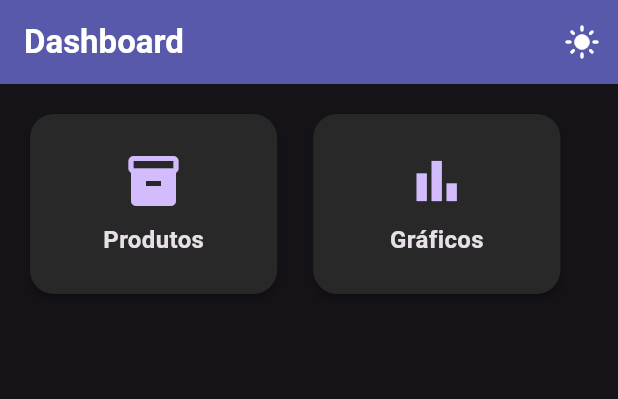
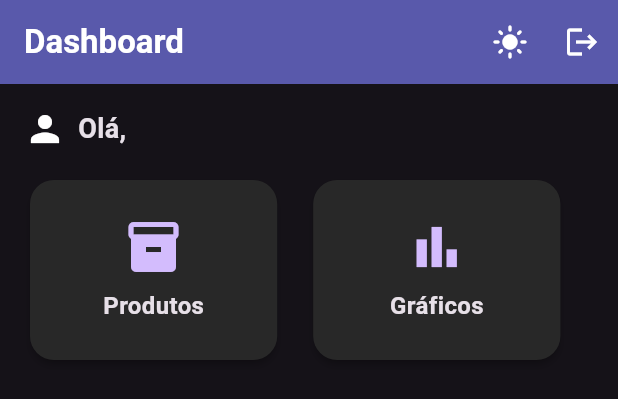
Before and after one commit to luismorandim/controleestoque, a Flutter app: the HomeScreen widget shown alone on an empty page, opened directly, after a tap on the "dark mode" icon, on a phone screen of 412 x 824 dp. Shown: the top 399 px of the screen. Run offline on Flutter 3.47's test engine with Material 3 defaults, Android fonts, the light colour scheme and no system bars; our stand-ins replace syncfusion_flutter_charts; missing offline and left inert: country_icons, qr_code_scanner_plus.

Commit message:
10/12/24 - SISTEMA DE LOGIN CRIADO - USUARIOS ADMIN E COMUM CRIADOS -  AJUSTADO SISTEMA DE LOGOUT

```diff
--- a/lib/main.dart
+++ b/lib/main.dart
@@ -1,6 +1,8 @@
 import 'package:controleestoque/model/Product.dart';
+import 'package:controleestoque/model/login_manager.dart';
 import 'package:controleestoque/padrao/theme.dart';
 import 'package:controleestoque/telas/home/home_screen.dart';
+import 'package:controleestoque/telas/login/login_screen.dart';
 import 'package:flutter/material.dart';
 import 'package:provider/provider.dart';
 
@@ -10,6 +12,7 @@ void main() {
       providers: [
         ChangeNotifierProvider(create: (_) => Product()),
         ChangeNotifierProvider(create: (_) => ThemeManager()),
+        ChangeNotifierProvider(create: (_) => LoginManager()),
 
       ],
       child: const MyApp(),
@@ -43,7 +46,7 @@ class MyApp extends StatelessWidget {
         useMaterial3: true,
       ),
       themeMode: themeManager.currentTheme,
-      home: const HomeScreen(),
+      home:  LoginScreen(),
     );
   }
 }
--- /dev/null
+++ b/lib/model/login_manager.dart
@@ -0,0 +1,41 @@
+import 'package:flutter/material.dart';
+
+class LoginManager with ChangeNotifier {
+  final List<Map<String, dynamic>> _users = [
+    {
+      'username': 'admin',
+      'password': '123456',
+      'admin': true,
+      'name': 'Lulis',
+    },
+    {
+      'username': 'user',
+      'password': '123456',
+      'admin': false,
+      'name': 'Usuário Teste',
+    },
+  ];
+
+  Map<String, dynamic>? _loggedInUser;
+
+  Map<String, dynamic>? get loggedInUser => _loggedInUser;
+
+  bool login(String username, String password) {
+    final user = _users.firstWhere(
+          (user) => user['username'] == username && user['password'] == password,
+      orElse: () => {},
+    );
+
+    if (user.isNotEmpty) {
+      _loggedInUser = user;
+      notifyListeners();
+      return true;
+    }
+    return false;
+  }
+
+  void logout() {
+    _loggedInUser = null;
+    notifyListeners();
+  }
+}
--- a/lib/padrao/cores.dart
+++ b/lib/padrao/cores.dart
@@ -11,19 +11,16 @@ class Cores {
   static Color alertStatus = const Color.fromARGB(255, 244, 67, 54);
   static Color borderPadrao = const Color.fromARGB(255, 0, 0, 0);
 
-
   static const Color buttonActive = Color(0xFF6200EE);
   static const Color buttonInactive = Color(0xFFBDBDBD);
   static const Color textButtonActive = Colors.white;
   static const Color textButtonInactive = Colors.black54;
 
-  // Cor padrão para cards (preto acinzentado)
   static Color cardBackgroundColor(BuildContext context) {
     return Theme.of(context).brightness == Brightness.dark
-    ? const Color.fromARGB(255, 40, 40, 40)
-    : const Color.fromARGB(255, 245, 245, 245);
+        ? const Color.fromARGB(255, 40, 40, 40)
+        : const Color.fromARGB(255, 245, 245, 245);
   }
-
 
   // Cores específicas dos gráficos
   static Color chartLineColor = const Color.fromARGB(255, 89, 89, 171);
@@ -33,19 +30,20 @@ class Cores {
   static Color chartPieRed = const Color.fromARGB(255, 244, 67, 54);
   static Color tooltipBackground = const Color.fromARGB(255, 50, 50, 50);
 
+  // Campos de login
+  static Color loginFieldBackground = const Color.fromARGB(255, 240, 240, 240);
+  static Color loginFieldBorder = const Color.fromARGB(255, 200, 200, 200);
 
-
+  // Texto
   static Color textColor(BuildContext context) {
     return Theme.of(context).brightness == Brightness.dark
-        ? const Color.fromARGB(255, 245, 245, 245) // Texto claro
-        : const Color.fromARGB(255, 40, 40, 40); // Texto escuro
+        ? const Color.fromARGB(255, 245, 245, 245)
+        : const Color.fromARGB(255, 40, 40, 40);
   }
 
   static Color textSubtitleColor(BuildContext context) {
     return Theme.of(context).brightness == Brightness.dark
-        ? const Color.fromARGB(255, 200, 200, 200) // Subtítulo claro
-        : const Color.fromARGB(255, 80, 80, 80); // Subtítulo escuro
+        ? const Color.fromARGB(255, 200, 200, 200)
+        : const Color.fromARGB(255, 80, 80, 80);
   }
-
-
 }
--- a/lib/padrao/tela_padrao.dart
+++ b/lib/padrao/tela_padrao.dart
@@ -1,6 +1,8 @@
+import 'package:controleestoque/model/login_manager.dart';
 import 'package:controleestoque/padrao/theme.dart';
 import 'package:flutter/material.dart';
 import 'package:provider/provider.dart';
+import '../telas/login/login_screen.dart';
 import 'cores.dart';
 
 class TelaPadrao extends StatelessWidget {
@@ -23,8 +25,8 @@ class TelaPadrao extends StatelessWidget {
 
   @override
   Widget build(BuildContext context) {
-    final themeManager = Provider.of<ThemeManager>(context);
-
+    return Consumer2<ThemeManager, LoginManager>(
+      builder: (__, themeManager, loginManager, _) {
         return Scaffold(
           appBar: AppBar(
             leading: hasLeadingButton
@@ -58,6 +60,19 @@ class TelaPadrao extends StatelessWidget {
                   themeManager.toggleTheme();
                 },
               ),
+              IconButton(
+                icon: Icon(Icons.logout, color: Cores.appBarFont),
+                onPressed: () {
+                  loginManager.logout();
+
+                  Navigator.of(context).pushAndRemoveUntil(
+                    MaterialPageRoute(
+                      builder: (context) => const LoginScreen(),
+                    ),
+                    (Route<dynamic> route) => false,
+                  );
+                },
+              ),
             ],
           ),
           backgroundColor: Theme.of(context).scaffoldBackgroundColor,
@@ -73,5 +88,7 @@ class TelaPadrao extends StatelessWidget {
                 )
               : null,
         );
+      },
+    );
   }
 }
--- a/lib/telas/home/home_screen.dart
+++ b/lib/telas/home/home_screen.dart
@@ -1,3 +1,4 @@
+import 'package:controleestoque/model/login_manager.dart';
 import 'package:controleestoque/padrao/cores.dart';
 import 'package:controleestoque/padrao/tela_padrao.dart';
 import 'package:flutter/material.dart';
@@ -12,14 +13,33 @@ class HomeScreen extends StatelessWidget {
   @override
   Widget build(BuildContext context) {
 
-    return Consumer<Product>(
-      builder: (__, product, _) {
+    return Consumer2<Product, LoginManager>(
+      builder: (__, product, loginManager, _) {
+        final user = loginManager.loggedInUser;
+
         return TelaPadrao(
           hasLeadingButton: false,
           titulo: 'Dashboard',
           body: Padding(
             padding: const EdgeInsets.all(16.0),
-            child: Wrap(
+            child: Column(
+              crossAxisAlignment: CrossAxisAlignment.start,
+              children: [
+                Row(
+                  children: [
+                    const Icon(Icons.person, size: 28),
+                    const SizedBox(width: 8),
+                    Text(
+                      'Olá, ${user?['name'] ?? ''}',
+                      style: const TextStyle(
+                        fontSize: 18,
+                        fontWeight: FontWeight.bold,
+                      ),
+                    ),
+                  ],
+                ),
+                const SizedBox(height: 16),
+                Wrap(
                   spacing: 16.0,
                   runSpacing: 16.0,
                   alignment: WrapAlignment.center,
@@ -47,6 +67,8 @@ class HomeScreen extends StatelessWidget {
                           ),
                         );
                       },
+                    ),
+                  ],
                 ),
               ],
             ),
--- /dev/null
+++ b/lib/telas/login/login_screen.dart
@@ -0,0 +1,166 @@
+import 'package:controleestoque/model/login_manager.dart';
+import 'package:controleestoque/padrao/theme.dart';
+import 'package:controleestoque/telas/home/home_screen.dart';
+import 'package:flutter/material.dart';
+import 'package:provider/provider.dart';
+import 'package:country_icons/country_icons.dart';
+import '../../padrao/cores.dart';
+
+class LoginScreen extends StatefulWidget {
+  const LoginScreen({super.key});
+
+  @override
+  State<LoginScreen> createState() => _LoginScreenState();
+}
+
+class _LoginScreenState extends State<LoginScreen> {
+  final TextEditingController _usernameController = TextEditingController();
+  final TextEditingController _passwordController = TextEditingController();
+  String _selectedLanguage = 'pt';
+  bool _isPasswordVisible = false;
+
+  @override
+  Widget build(BuildContext context) {
+    return Consumer2<ThemeManager, LoginManager>(
+      builder: (__, themeManager, loginManager, _) {
+        return Scaffold(
+          appBar: AppBar(
+            title: const Text('Login'),
+            actions: [
+              IconButton(
+                icon: Icon(
+                  themeManager.currentTheme == ThemeMode.dark
+                      ? Icons.light_mode
+                      : Icons.dark_mode,
+                  color: Theme.of(context).brightness == Brightness.dark
+                      ? Cores.appBarFont
+                      : Cores.textColor(context),
+                ),
+                onPressed: () {
+                  themeManager.toggleTheme();
+                },
+              ),
+            ],
+          ),
+          body: Padding(
+            padding: const EdgeInsets.all(16.0),
+            child: Column(
+              mainAxisAlignment: MainAxisAlignment.center,
+              children: [
+                TextField(
+                  controller: _usernameController,
+                  style: TextStyle(color: Cores.textColor(context)),
+                  decoration: InputDecoration(
+                    labelText: 'Usuário',
+                    labelStyle: TextStyle(color: Cores.textSubtitleColor(context)),
+                    border: OutlineInputBorder(
+                      borderSide: BorderSide(color: Cores.loginFieldBorder),
+                    ),
+                    filled: true,
+                    fillColor: Theme.of(context).brightness == Brightness.dark
+                        ? const Color(0xFF424242)
+                        : Cores.loginFieldBackground,
+                  ),
+                ),
+                const SizedBox(height: 16),
+                TextField(
+                  controller: _passwordController,
+                  obscureText: !_isPasswordVisible,
+                  style: TextStyle(color: Cores.textColor(context)),
+                  decoration: InputDecoration(
+                    labelText: 'Senha',
+                    labelStyle: TextStyle(color: Cores.textSubtitleColor(context)),
+                    border: OutlineInputBorder(
+                      borderSide: BorderSide(color: Cores.loginFieldBorder),
+                    ),
+                    filled: true,
+                    fillColor: Theme.of(context).brightness == Brightness.dark
+                        ? const Color(0xFF424242)
+                        : Cores.loginFieldBackground,
+                    suffixIcon: IconButton(
+                      icon: Icon(
+                        _isPasswordVisible ? Icons.visibility : Icons.visibility_off,
+                        color: Cores.textSubtitleColor(context),
+                      ),
+                      onPressed: () {
+                        setState(() {
+                          _isPasswordVisible = !_isPasswordVisible;
+                        });
+                      },
+                    ),
+                  ),
+                ),
+                const SizedBox(height: 16),
+                Container(
+                  width: 180,
+                  child: DropdownButton<String>(
+                    value: _selectedLanguage,
+                    items: [
+                      DropdownMenuItem(
+                        value: 'pt',
+                        child: Row(
+                          children: [
+                            Image.asset(
+                              'icons/flags/png100px/br.png',
+                              package: 'country_icons',
+                              width: 24,
+                            ),
+                            const SizedBox(width: 8),
+                            const Text('Português'),
+                          ],
+                        ),
+                      ),
+                      DropdownMenuItem(
+                        value: 'en',
+                        child: Row(
+                          children: [
+                            Image.asset(
+                              'icons/flags/png100px/us.png',
+                              package: 'country_icons',
+                              width: 24,
+                            ),
+                            const SizedBox(width: 8),
+                            const Text('English'),
+                          ],
+                        ),
+                      ),
+                    ],
+                    onChanged: (value) {
+                      setState(() {
+                        _selectedLanguage = value!;
+                      });
+                    },
+                    isExpanded: true,
+                  ),
+                ),
+                const SizedBox(height: 24),
+                ElevatedButton(
+                  onPressed: () {
+                    final username = _usernameController.text.trim();
+                    final password = _passwordController.text.trim();
+
+                    if (loginManager.login(username, password)) {
+                      Navigator.of(context).pushReplacement(
+                        MaterialPageRoute(
+                          builder: (context) => const HomeScreen(),
+                        ),
+                      );
+                    } else {
+                      ScaffoldMessenger.of(context).showSnackBar(
+                        const SnackBar(
+                          content: Text('Usuário ou senha inválidos', style: TextStyle(color: Colors.white)),
+                          backgroundColor: Colors.red,
+                        ),
+                      );
+                    }
+                  },
+                  child: const Text('Entrar'),
+                ),
+              ],
+            ),
+          ),
+        );
+      },
+    );
+  }
+}
--- a/pubspec.yaml
+++ b/pubspec.yaml
@@ -40,6 +40,7 @@ dependencies:
   qr_code_scanner_plus: any
   fl_chart: ^0.69.2
   syncfusion_flutter_charts: ^27.2.5
+  country_icons: ^3.0.0
 
 
 dev_dependencies:
```
Also changed, not shown: pubspec.lock. Lines whose indentation alone changed are shown as unchanged.
